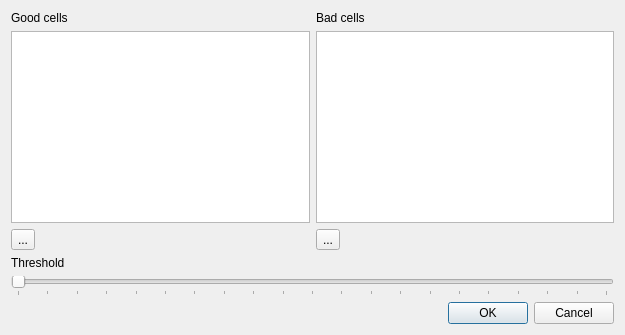
Qt form views/listclassifier.ui (tmramalho/bigCellBrotherGUI) before a commit.
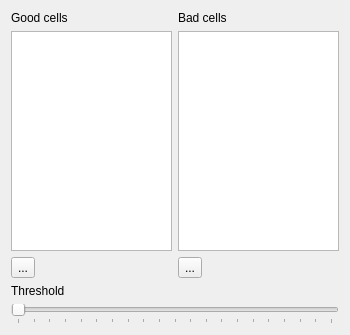
The same form after that commit.

```diff
--- a/views/listclassifier.ui
+++ b/views/listclassifier.ui
@@ -6,10 +6,16 @@
    <rect>
     <x>0</x>
     <y>0</y>
-    <width>625</width>
+    <width>350</width>
     <height>335</height>
    </rect>
   </property>
+  <property name="sizePolicy">
+   <sizepolicy hsizetype="Fixed" vsizetype="Fixed">
+    <horstretch>0</horstretch>
+    <verstretch>0</verstretch>
+   </sizepolicy>
+  </property>
   <property name="windowTitle">
    <string>Dialog</string>
   </property>
@@ -78,16 +84,6 @@
      </item>
     </layout>
    </item>
-   <item row="1" column="0">
-    <widget class="QDialogButtonBox" name="buttonBox">
-     <property name="orientation">
-      <enum>Qt::Horizontal</enum>
-     </property>
-     <property name="standardButtons">
-      <set>QDialogButtonBox::Cancel|QDialogButtonBox::Ok</set>
-     </property>
-    </widget>
-   </item>
   </layout>
  </widget>
  <resources/>
```
